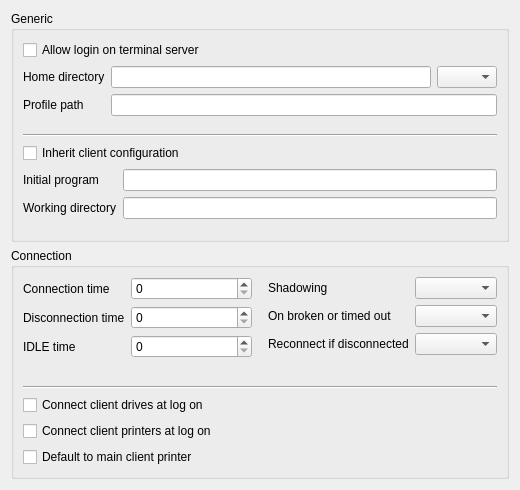
First picture: the form in agent/src/clacks/agent/data/templates/default/user-samba-ts.ui, repository gonicus/clacks, before the edit.
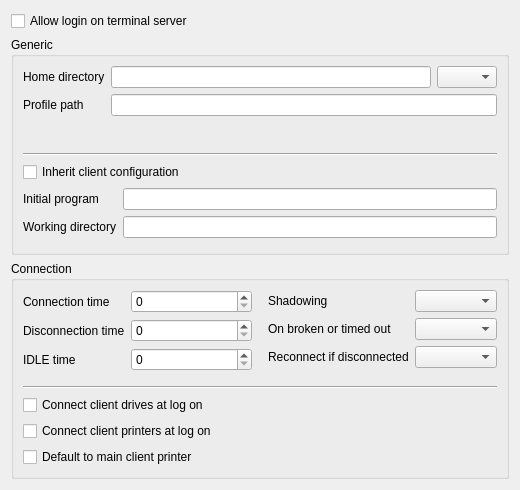
Second picture: the form after the edit. Icons and pictures are not drawn.

Commit message: Moved "Allow login on terminal server" checkbox above all group boxes

What changed in the file:
```diff
--- a/agent/src/clacks/agent/data/templates/default/user-samba-ts.ui
+++ b/agent/src/clacks/agent/data/templates/default/user-samba-ts.ui
@@ -18,7 +18,7 @@
     <normaloff>:/images/user-samba.png</normaloff>:/images/user-samba.png</iconset>
   </property>
   <layout class="QGridLayout" name="gridLayout_3">
-   <item row="0" column="0">
+   <item row="1" column="0">
     <widget class="QGroupBox" name="groupBox_2">
      <property name="title">
       <string>Generic</string>
@@ -26,13 +26,6 @@
      <layout class="QGridLayout" name="gridLayout_2">
       <item row="0" column="0">
        <layout class="QFormLayout" name="formLayout_5">
-        <item row="0" column="0" colspan="2">
-         <widget class="QCheckBox" name="Ctx_flag_tsLoginEdit">
-          <property name="text">
-           <string>Allow login on terminal server</string>
-          </property>
-         </widget>
-        </item>
         <item row="1" column="0">
          <widget class="QLabel" name="CtxWFHomeDirLabel">
           <property name="text">
@@ -128,7 +121,7 @@
      </layout>
     </widget>
    </item>
-   <item row="1" column="0">
+   <item row="2" column="0">
     <widget class="QGroupBox" name="groupBox">
      <property name="title">
       <string>Connection</string>
@@ -275,6 +268,13 @@
      </layout>
     </widget>
    </item>
+   <item row="0" column="0">
+    <widget class="QCheckBox" name="Ctx_flag_tsLoginEdit">
+     <property name="text">
+      <string>Allow login on terminal server</string>
+     </property>
+    </widget>
+   </item>
   </layout>
  </widget>
  <tabstops>
```
